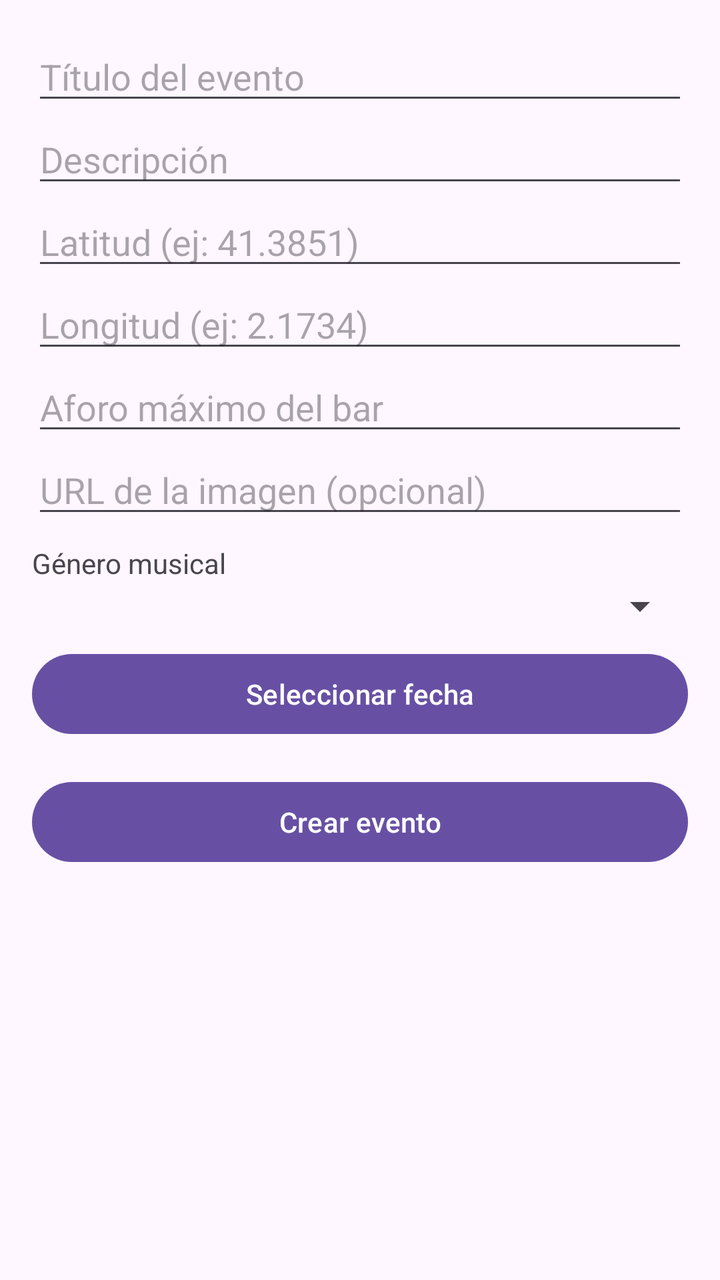
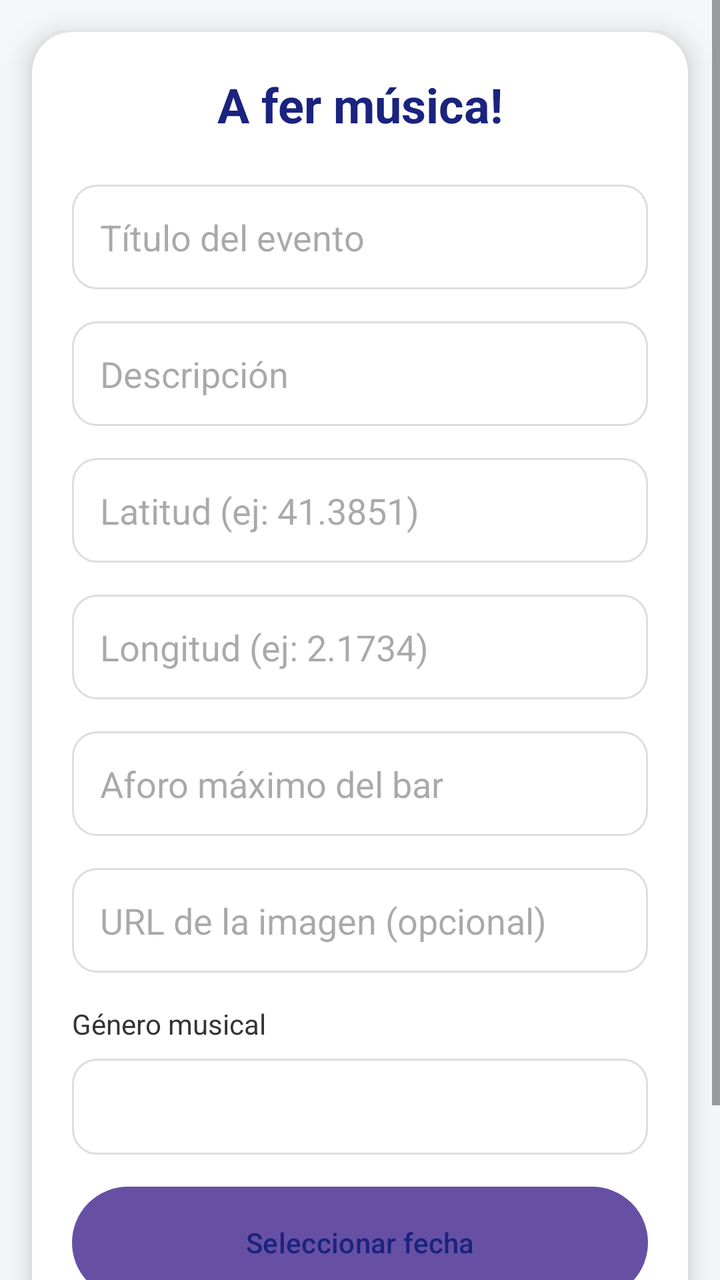

The first picture is an Android layout as it rendered before a commit; the second is the same layout after the commit. The layout source and the unified diff follow.
<!-- AndroidManifest.xml: application theme Theme.Projecte -->
<!-- res/layout/activity_create_event.xml -->
<?xml version="1.0" encoding="utf-8"?>
<LinearLayout xmlns:android="http://schemas.android.com/apk/res/android"
    android:layout_width="match_parent"
    android:layout_height="match_parent"
    android:orientation="vertical"
    android:padding="16dp">

    <EditText
        android:id="@+id/editTitulo"
        android:layout_width="match_parent"
        android:layout_height="wrap_content"
        android:hint="Título del evento" />

    <EditText
        android:id="@+id/editDescripcion"
        android:layout_width="match_parent"
        android:layout_height="wrap_content"
        android:hint="Descripción" />

    <EditText
        android:id="@+id/editLatitud"
        android:layout_width="match_parent"
        android:layout_height="wrap_content"
        android:hint="Latitud (ej: 41.3851)"
        android:inputType="numberDecimal|numberSigned" />

    <EditText
        android:id="@+id/editLongitud"
        android:layout_width="match_parent"
        android:layout_height="wrap_content"
        android:hint="Longitud (ej: 2.1734)"
        android:inputType="numberDecimal|numberSigned" />

    <EditText
        android:id="@+id/editAforo"
        android:layout_width="match_parent"
        android:layout_height="wrap_content"
        android:hint="Aforo máximo del bar"
        android:inputType="number" />

    <EditText
        android:id="@+id/editFoto"
        android:layout_width="match_parent"
        android:layout_height="wrap_content"
        android:hint="URL de la imagen (opcional)"
        android:inputType="textUri" />

    <TextView
        android:layout_width="wrap_content"
        android:layout_height="wrap_content"
        android:layout_marginTop="8dp"
        android:text="Género musical" />

    <Spinner
        android:id="@+id/spinnerGenero"
        android:layout_width="match_parent"
        android:layout_height="wrap_content"
        android:layout_marginBottom="8dp" />

    <Button
        android:id="@+id/btnFecha"
        android:layout_width="match_parent"
        android:layout_height="wrap_content"
        android:text="Seleccionar fecha" />

    <Button
        android:id="@+id/btnCrear"
        android:layout_width="match_parent"
        android:layout_height="wrap_content"
        android:layout_marginTop="16dp"
        android:text="Crear evento" />

</LinearLayout>
<!-- resources referenced by this layout -->
<resources>
  <style name="Theme.Projecte" parent="Base.Theme.Projecte" />
  <style name="Base.Theme.Projecte" parent="Theme.Material3.DayNight.NoActionBar">
          
          
      </style>
</resources>

<!-- the commit's change to res/layout/activity_create_event.xml (unified diff, before → after) -->
@@ -1,73 +1,125 @@
 <?xml version="1.0" encoding="utf-8"?>
-<LinearLayout xmlns:android="http://schemas.android.com/apk/res/android"
+<ScrollView xmlns:android="http://schemas.android.com/apk/res/android"
+    xmlns:app="http://schemas.android.com/apk/res-auto"
     android:layout_width="match_parent"
     android:layout_height="match_parent"
-    android:orientation="vertical"
-    android:padding="16dp">
+    android:background="#F5F7F9"
+    android:fillViewport="true">
 
-    <EditText
-        android:id="@+id/editTitulo"
+    <androidx.cardview.widget.CardView
         android:layout_width="match_parent"
         android:layout_height="wrap_content"
-        android:hint="Título del evento" />
+        android:layout_margin="16dp"
+        app:cardCornerRadius="20dp"
+        app:cardElevation="8dp">
 
-    <EditText
-        android:id="@+id/editDescripcion"
-        android:layout_width="match_parent"
-        android:layout_height="wrap_content"
-        android:hint="Descripción" />
+        <LinearLayout
+            android:layout_width="match_parent"
+            android:layout_height="wrap_content"
+            android:orientation="vertical"
+            android:padding="20dp">
 
-    <EditText
-        android:id="@+id/editLatitud"
-        android:layout_width="match_parent"
-        android:layout_height="wrap_content"
-        android:hint="Latitud (ej: 41.3851)"
-        android:inputType="numberDecimal|numberSigned" />
+            <TextView
+                android:layout_width="match_parent"
+                android:layout_height="wrap_content"
+                android:text="A fer música!"
+                android:textSize="24sp"
+                android:textStyle="bold"
+                android:textColor="#1A237E"
+                android:gravity="center"
+                android:layout_marginBottom="24dp"/>
 
-    <EditText
-        android:id="@+id/editLongitud"
-        android:layout_width="match_parent"
-        android:layout_height="wrap_content"
-        android:hint="Longitud (ej: 2.1734)"
-        android:inputType="numberDecimal|numberSigned" />
+            <EditText
+                android:id="@+id/editTitulo"
+                android:layout_width="match_parent"
+                android:layout_height="wrap_content"
+                android:hint="Título del evento"
+                android:background="@drawable/bg_edittext_rounded"
+                android:padding="14dp"
+                android:layout_marginBottom="16dp"/>
 
-    <EditText
-        android:id="@+id/editAforo"
-        android:layout_width="match_parent"
-        android:layout_height="wrap_content"
-        android:hint="Aforo máximo del bar"
-        android:inputType="number" />
+            <EditText
+                android:id="@+id/editDescripcion"
+                android:layout_width="match_parent"
+                android:layout_height="wrap_content"
+                android:hint="Descripción"
+                android:background="@drawable/bg_edittext_rounded"
+                android:padding="14dp"
+                android:layout_marginBottom="16dp"/>
 
-    <EditText
-        android:id="@+id/editFoto"
-        android:layout_width="match_parent"
-        android:layout_height="wrap_content"
-        android:hint="URL de la imagen (opcional)"
-        android:inputType="textUri" />
+            <EditText
+                android:id="@+id/editLatitud"
+                android:layout_width="match_parent"
+                android:layout_height="wrap_content"
+                android:hint="Latitud (ej: 41.3851)"
+                android:inputType="numberDecimal|numberSigned"
+                android:background="@drawable/bg_edittext_rounded"
+                android:padding="14dp"
+                android:layout_marginBottom="16dp"/>
 
-    <TextView
-        android:layout_width="wrap_content"
-        android:layout_height="wrap_content"
-        android:layout_marginTop="8dp"
-        android:text="Género musical" />
+            <EditText
+                android:id="@+id/editLongitud"
+                android:layout_width="match_parent"
+                android:layout_height="wrap_content"
+                android:hint="Longitud (ej: 2.1734)"
+                android:inputType="numberDecimal|numberSigned"
+                android:background="@drawable/bg_edittext_rounded"
+                android:padding="14dp"
+                android:layout_marginBottom="16dp"/>
 
-    <Spinner
-        android:id="@+id/spinnerGenero"
-        android:layout_width="match_parent"
-        android:layout_height="wrap_content"
-        android:layout_marginBottom="8dp" />
+            <EditText
+                android:id="@+id/editAforo"
+                android:layout_width="match_parent"
+                android:layout_height="wrap_content"
+                android:hint="Aforo máximo del bar"
+                android:inputType="number"
+                android:background="@drawable/bg_edittext_rounded"
+                android:padding="14dp"
+                android:layout_marginBottom="16dp"/>
 
-    <Button
-        android:id="@+id/btnFecha"
-        android:layout_width="match_parent"
-        android:layout_height="wrap_content"
-        android:text="Seleccionar fecha" />
+            <EditText
+                android:id="@+id/editFoto"
+                android:layout_width="match_parent"
+                android:layout_height="wrap_content"
+                android:hint="URL de la imagen (opcional)"
+                android:inputType="textUri"
+                android:background="@drawable/bg_edittext_rounded"
+                android:padding="14dp"
+                android:layout_marginBottom="16dp"/>
 
-    <Button
-        android:id="@+id/btnCrear"
-        android:layout_width="match_parent"
-        android:layout_height="wrap_content"
-        android:layout_marginTop="16dp"
-        android:text="Crear evento" />
+            <TextView
+                android:layout_width="wrap_content"
+                android:layout_height="wrap_content"
+                android:text="Género musical"
+                android:textColor="#333333"
+                android:layout_marginBottom="8dp"/>
 
-</LinearLayout>
+            <Spinner
+                android:id="@+id/spinnerGenero"
+                android:layout_width="match_parent"
+                android:layout_height="48dp"
+                android:background="@drawable/bg_spinner_rounded"
+                android:layout_marginBottom="16dp"/>
+
+            <Button
+                android:id="@+id/btnFecha"
+                android:layout_width="match_parent"
+                android:layout_height="56dp"
+                android:text="Seleccionar fecha"
+                android:textColor="#1A237E"
+                android:backgroundTint="@android:color/transparent"
+                android:background="@drawable/btn_outline_primary"
+                app:cornerRadius="30dp"
+                android:layout_marginBottom="16dp"/>
+
+            <Button
+                android:id="@+id/btnCrear"
+                android:layout_width="match_parent"
+                android:layout_height="56dp"
+                android:text="Crear concert"
+                android:textColor="#FFFFFF"
+                android:backgroundTint="#6200EE"
+                app:cornerRadius="30dp"/>
+        </LinearLayout>
+    </androidx.cardview.widget.CardView>
+</ScrollView>
<!-- resource entries referenced after the edit -->
@@ -1,5 +1,22 @@
 <!-- resources referenced by this layout -->
 <resources>
+  <!-- drawable bg_edittext_rounded (drawable) -->
+  <shape xmlns:android="http://schemas.android.com/apk/res/android" android:shape="rectangle">
+      <solid android:color="#FFFFFF" />
+      <stroke android:width="1dp" android:color="#DDDDDD" />
+      <corners android:radius="12dp" />
+  </shape>
+  <!-- drawable bg_spinner_rounded (drawable) -->
+  <shape xmlns:android="http://schemas.android.com/apk/res/android" android:shape="rectangle">
+      <solid android:color="#FFFFFF" />
+      <stroke android:width="1dp" android:color="#DDDDDD" />
+      <corners android:radius="12dp" />
+  </shape>
+  <!-- drawable btn_outline_primary (drawable) -->
+  <shape xmlns:android="http://schemas.android.com/apk/res/android" android:shape="rectangle">
+      <stroke android:width="2dp" android:color="#6200EE" />
+      <corners android:radius="30dp" />
+  </shape>
   <style name="Theme.Projecte" parent="Base.Theme.Projecte" />
   <style name="Base.Theme.Projecte" parent="Theme.Material3.DayNight.NoActionBar">
           
